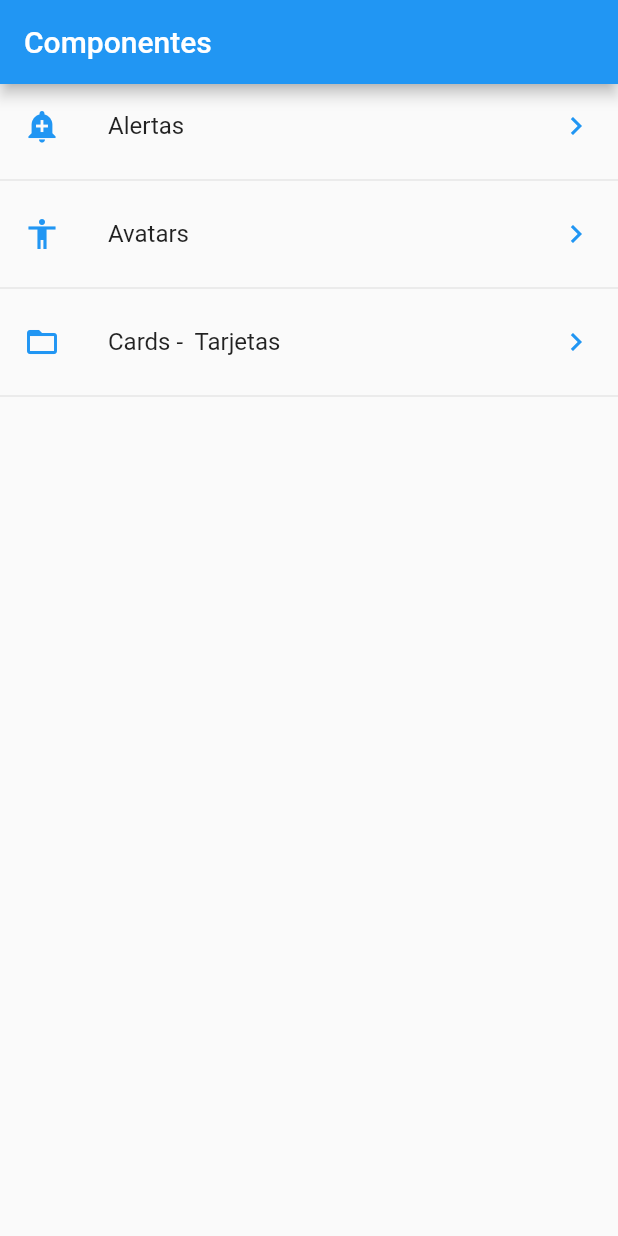
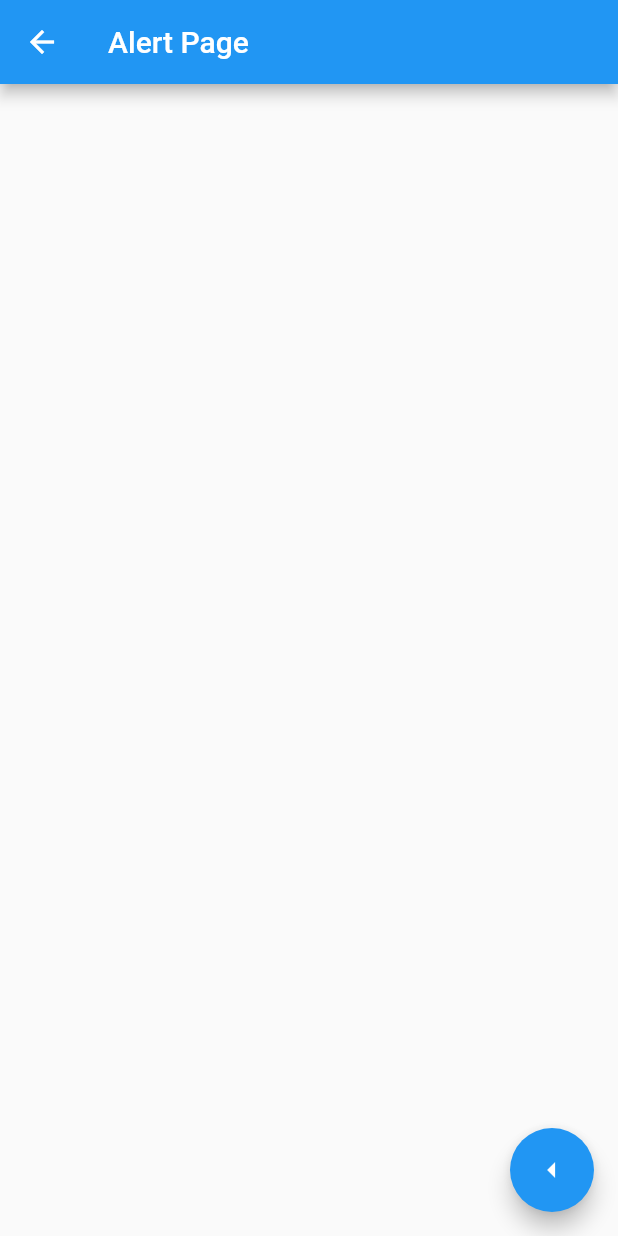
Before and after one commit to mishrole/Flutter_Componentes, a Flutter app: the screen it shows after launch, after a tap on "Alertas", on a phone screen of 412 x 824 dp. Run offline on Flutter 3.47's test engine with Material 2 defaults, Android fonts, the phone set to English and light mode, and no system bars.

Commit message:
[Add]: Go to new page + Return

```diff
--- /dev/null
+++ b/lib/src/pages/alert_page.dart
@@ -0,0 +1,17 @@
+import 'package:flutter/material.dart';
+
+class AlertPage extends StatelessWidget {
+
+  @override
+  Widget build(BuildContext context) {
+    return Scaffold(
+      appBar: AppBar(title: Text('Alert Page')),
+      floatingActionButton: FloatingActionButton(
+        child: Icon(Icons.arrow_left),
+        onPressed: () {
+          Navigator.pop(context);
+        }
+      ),
+    );
+  }
+}
--- a/lib/src/pages/home_page.dart
+++ b/lib/src/pages/home_page.dart
@@ -1,6 +1,7 @@
-import 'package:componentes/src/utils/icono_string_util.dart';
 import 'package:flutter/material.dart';
 import 'package:componentes/src/providers/menu_provider.dart';
+import 'package:componentes/src/utils/icono_string_util.dart';
+import 'package:componentes/src/pages/alert_page.dart';
 
 class HomePage extends StatelessWidget {
   @override
@@ -28,7 +29,7 @@ Widget _lista() {
 
       //print(snapshot.data);
       return ListView(
-        children: _listaItems(snapshot.data),
+        children: _listaItems(snapshot.data, context),
       );
     }
   );
@@ -45,7 +46,7 @@ Widget _lista() {
 
 }
 
-List<Widget> _listaItems(List<dynamic>? data) {
+List<Widget> _listaItems(List<dynamic>? data, BuildContext context) {
 
   final List<Widget> opciones = [];
 
@@ -56,6 +57,11 @@ List<Widget> _listaItems(List<dynamic>? data) {
       trailing: Icon(Icons.keyboard_arrow_right, color: Colors.blue),
       onTap: () {
 
+        final route = MaterialPageRoute(
+          builder: (context)  => AlertPage()
+        );
+
+        Navigator.push(context, route);
       },
     );
 
```
Also changed, not shown: lib/src/pages/avatar_page.dart (added, +11 -0 lines).
